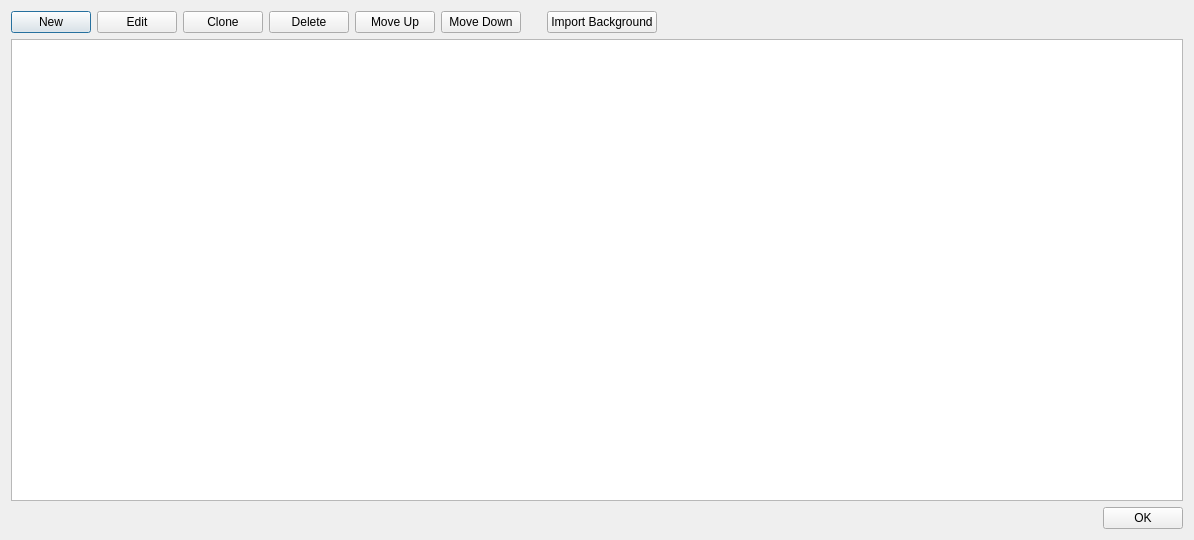
The window that dev/Code/Sandbox/Editor/Mannequin/MannContextEditorDialog.ui (aws/lumberyard) describes before a commit, drawn with Qt 5.
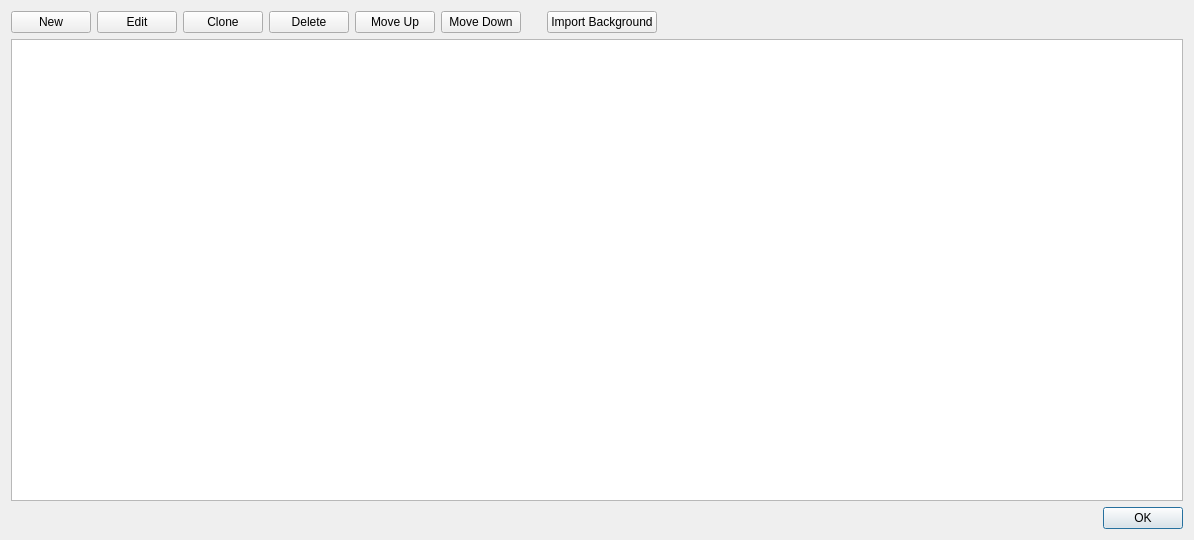
The same window after the commit. Custom widgets are drawn as their Qt base class.

The edit to the form file:
```diff
--- a/dev/Code/Sandbox/Editor/Mannequin/MannContextEditorDialog.ui
+++ b/dev/Code/Sandbox/Editor/Mannequin/MannContextEditorDialog.ui
@@ -102,22 +102,9 @@
    <item>
     <layout class="QHBoxLayout" name="horizontalLayout_2">
      <item>
-      <spacer name="horizontalSpacer_3">
-       <property name="orientation">
-        <enum>Qt::Horizontal</enum>
-       </property>
-       <property name="sizeHint" stdset="0">
-        <size>
-         <width>40</width>
-         <height>20</height>
-        </size>
-       </property>
-      </spacer>
-     </item>
-     <item>
-      <widget class="QPushButton" name="OK">
-       <property name="text">
-        <string>OK</string>
+      <widget class="QDialogButtonBox" name="buttonBox">
+       <property name="standardButtons">
+        <set>QDialogButtonBox::Ok</set>
        </property>
       </widget>
      </item>
```
